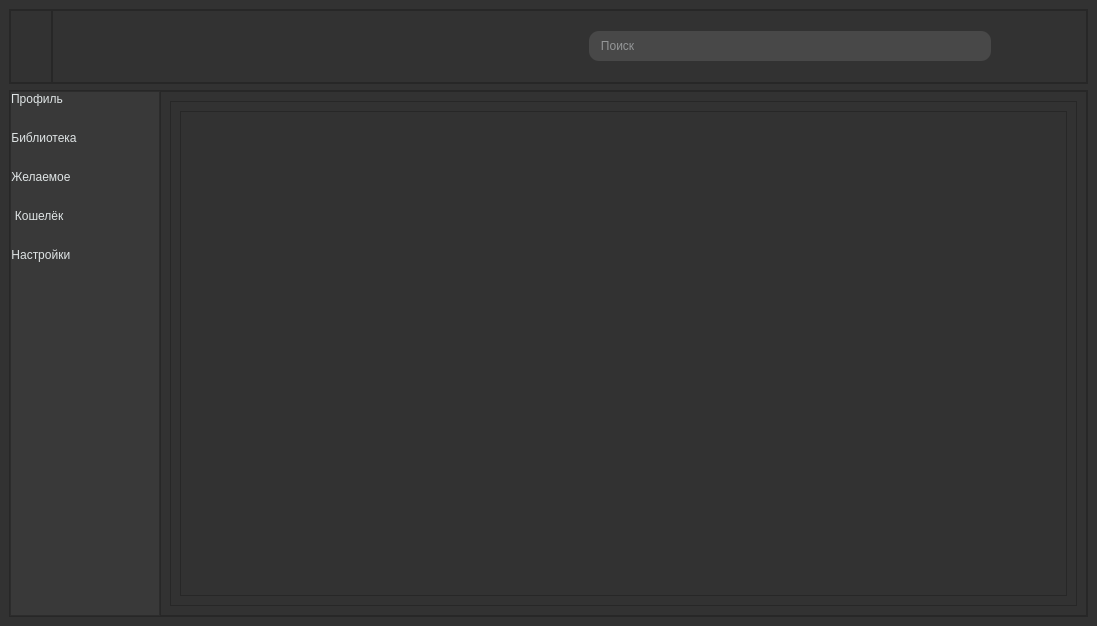
ToniTrum/My_EGS, file AppUi/interface.ui: the form before one commit.
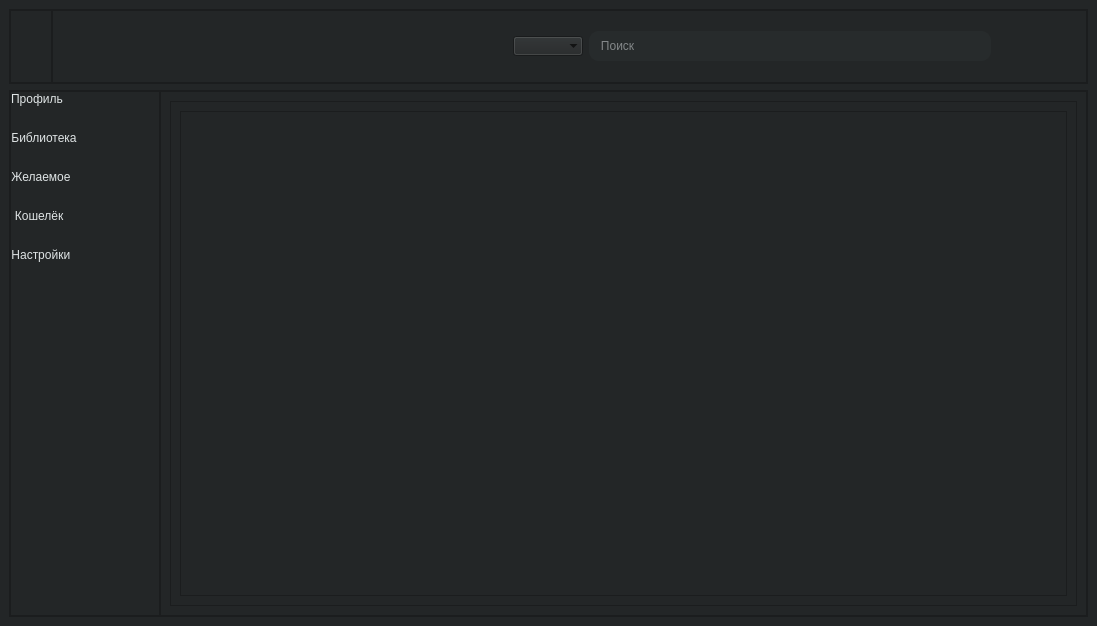
The form after the commit. Icons and pictures are not drawn.

Diff of the .ui file:
```diff
--- a/AppUi/interface.ui
+++ b/AppUi/interface.ui
@@ -14,7 +14,7 @@
    <string>MainWindow</string>
   </property>
   <property name="styleSheet">
-   <string notr="true">background-color: rgb(50, 50, 50);</string>
+   <string notr="true">background-color: rgb(35, 38, 39);</string>
   </property>
   <widget class="QWidget" name="centralwidget">
    <property name="styleSheet">
@@ -144,6 +144,19 @@
             </property>
            </spacer>
           </item>
+          <item>
+           <widget class="QComboBox" name="comboBox">
+            <property name="iconSize">
+             <size>
+              <width>40</width>
+              <height>40</height>
+             </size>
+            </property>
+            <property name="frame">
+             <bool>false</bool>
+            </property>
+           </widget>
+          </item>
           <item>
            <widget class="QLineEdit" name="searchEdit">
             <property name="sizePolicy">
@@ -169,7 +182,7 @@
 border-radius: 10%;
 font: 63 10pt &quot;Yu Gothic UI Semibold&quot;;
 border: 2px silid rgb(224, 229, 230);
-background-color: rgb(72, 72, 72);
+background-color: rgb(39, 43, 44);
 </string>
             </property>
             <property name="placeholderText">
@@ -271,12 +284,9 @@
         <widget class="QWidget" name="side_menu" native="true">
          <property name="styleSheet">
           <string notr="true">
-background-color:rgb(57, 57, 57);</string>
+background-color:rgb(35, 38, 39)</string>
          </property>
-         <layout class="QVBoxLayout" name="verticalLayout_2">
-          <property name="spacing">
-           <number>0</number>
-          </property>
+         <layout class="QGridLayout" name="gridLayout">
           <property name="leftMargin">
            <number>0</number>
           </property>
@@ -289,7 +299,7 @@
           <property name="bottomMargin">
            <number>0</number>
           </property>
-          <item>
+          <item row="0" column="0">
            <widget class="QFrame" name="frame_4">
             <property name="minimumSize">
              <size>
@@ -347,6 +357,9 @@
                  <height>35</height>
                 </size>
                </property>
+               <property name="checkable">
+                <bool>true</bool>
+               </property>
                <property name="autoRepeat">
                 <bool>false</bool>
                </property>
@@ -396,6 +409,9 @@
                  <height>35</height>
                 </size>
                </property>
+               <property name="checkable">
+                <bool>true</bool>
+               </property>
               </widget>
              </item>
              <item>
@@ -436,6 +452,9 @@
                  <height>35</height>
                 </size>
                </property>
+               <property name="checkable">
+                <bool>true</bool>
+               </property>
                <property name="flat">
                 <bool>true</bool>
                </property>
@@ -480,6 +499,9 @@
                  <height>35</height>
                 </size>
                </property>
+               <property name="checkable">
+                <bool>true</bool>
+               </property>
               </widget>
              </item>
              <item>
@@ -520,6 +542,9 @@
                  <height>35</height>
                 </size>
                </property>
+               <property name="checkable">
+                <bool>true</bool>
+               </property>
               </widget>
              </item>
              <item>
```
